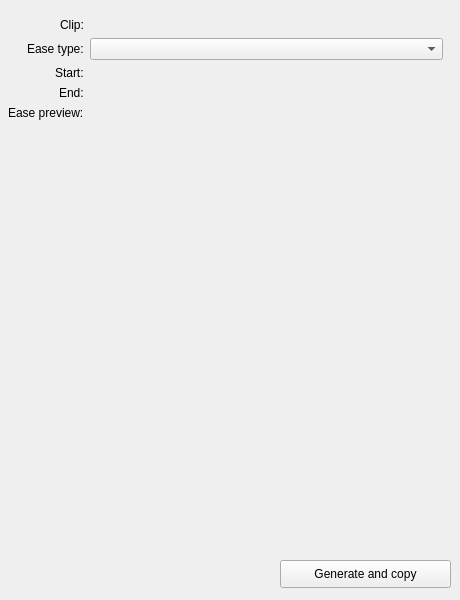
chocolateimage/kdenlive_ease_generator, file ui/window.ui: the form before one commit.
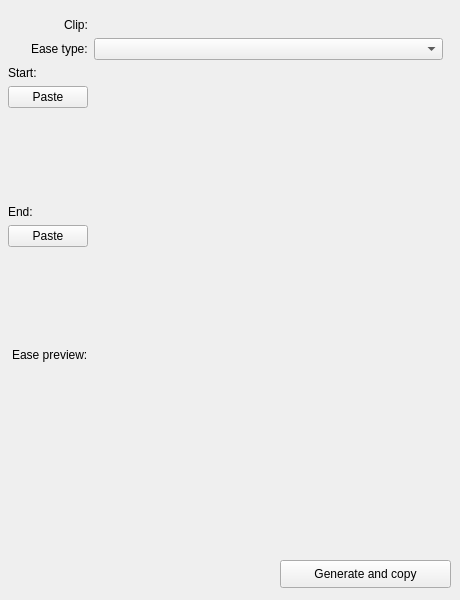
The form after the commit. Icons and pictures are not drawn.

Commit message: add paste buttons update label names

Patch:
```diff
--- a/ui/window.ui
+++ b/ui/window.ui
@@ -86,23 +86,9 @@
     <item row="1" column="1">
      <widget class="QComboBox" name="cbEaseType"/>
     </item>
-    <item row="2" column="0">
-     <widget class="QLabel" name="label_3">
-      <property name="text">
-       <string>Start:</string>
-      </property>
-     </widget>
-    </item>
     <item row="2" column="1">
      <widget class="QWidget" name="widStartRect" native="true"/>
     </item>
-    <item row="3" column="0">
-     <widget class="QLabel" name="label_4">
-      <property name="text">
-       <string>End:</string>
-      </property>
-     </widget>
-    </item>
     <item row="3" column="1">
      <widget class="QWidget" name="widEndRect" native="true"/>
     </item>
@@ -115,11 +101,85 @@
     </item>
     <item row="4" column="1">
      <widget class="QLabel" name="imgEasePreview">
+      <property name="minimumSize">
+       <size>
+        <width>200</width>
+        <height>200</height>
+       </size>
+      </property>
       <property name="text">
        <string/>
       </property>
      </widget>
     </item>
+    <item row="2" column="0">
+     <layout class="QVBoxLayout" name="verticalLayout">
+      <item>
+       <widget class="QLabel" name="lblStart">
+        <property name="text">
+         <string>Start:</string>
+        </property>
+       </widget>
+      </item>
+      <item>
+       <widget class="QPushButton" name="btnPasteStart">
+        <property name="text">
+         <string>Paste</string>
+        </property>
+        <property name="icon">
+         <iconset theme="edit-paste"/>
+        </property>
+       </widget>
+      </item>
+      <item>
+       <spacer name="vertSpaceStart">
+        <property name="orientation">
+         <enum>Qt::Vertical</enum>
+        </property>
+        <property name="sizeHint" stdset="0">
+         <size>
+          <width>20</width>
+          <height>40</height>
+         </size>
+        </property>
+       </spacer>
+      </item>
+     </layout>
+    </item>
+    <item row="3" column="0">
+     <layout class="QVBoxLayout" name="verticalLayout_2">
+      <item>
+       <widget class="QLabel" name="lblEnd">
+        <property name="text">
+         <string>End:</string>
+        </property>
+       </widget>
+      </item>
+      <item>
+       <widget class="QPushButton" name="btnPasteEnd">
+        <property name="text">
+         <string>Paste</string>
+        </property>
+        <property name="icon">
+         <iconset theme="edit-paste"/>
+        </property>
+       </widget>
+      </item>
+      <item>
+       <spacer name="vertSpaceEnd">
+        <property name="orientation">
+         <enum>Qt::Vertical</enum>
+        </property>
+        <property name="sizeHint" stdset="0">
+         <size>
+          <width>20</width>
+          <height>40</height>
+         </size>
+        </property>
+       </spacer>
+      </item>
+     </layout>
+    </item>
    </layout>
   </widget>
   <zorder>formLayoutWidget</zorder>
```
The commit also changes 1 other file.
